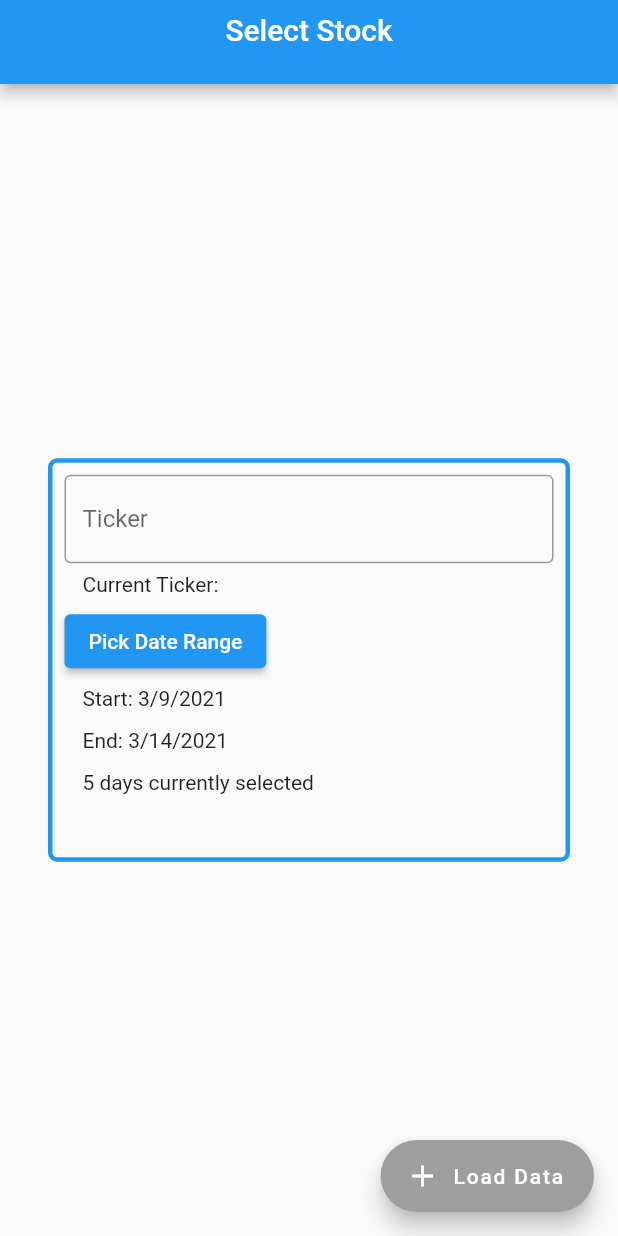
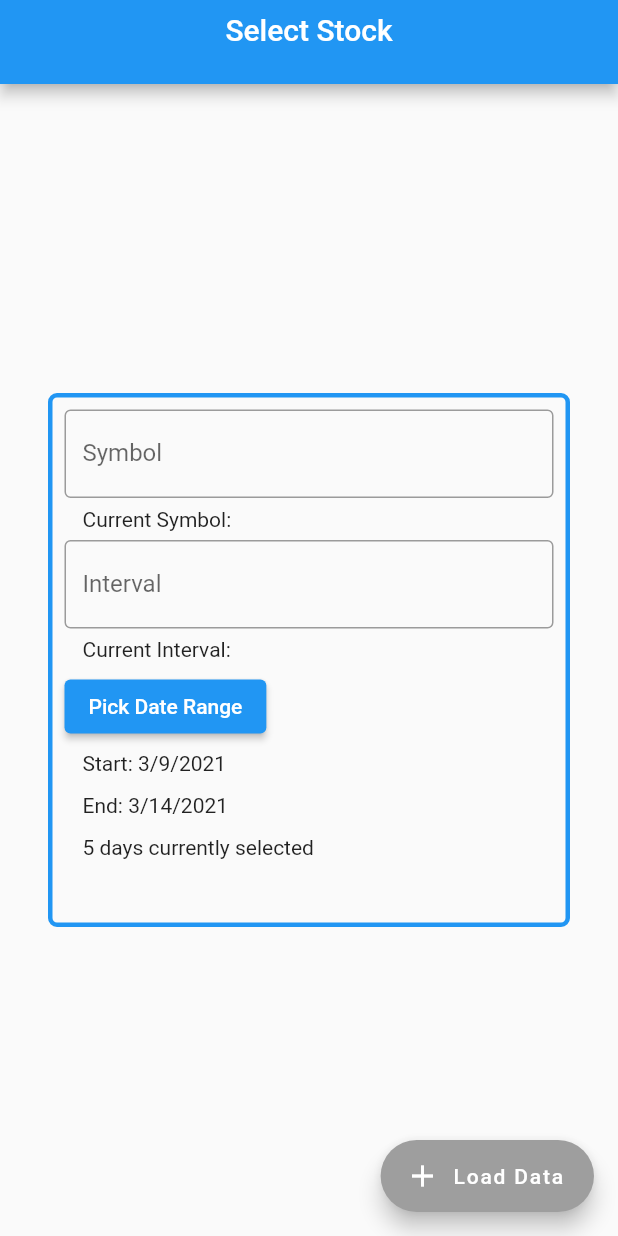
Before and after one commit to TudorMaxim/FinancialSystemsCoursework, a Flutter app: the screen it shows after launch, on a phone screen of 412 x 824 dp. Run offline on Flutter 3.47's test engine with Material 2 defaults, Android fonts, the phone set to English and light mode, and no system bars; drawn by our look-alikes of flutter_typeahead; our stand-ins replace charts_flutter, connectivity, csv, syncfusion_flutter_datepicker.

Commit message:
refactored MainScreen and added interval input

```diff
--- a/lib/repository/StockDataCollector.dart
+++ b/lib/repository/StockDataCollector.dart
@@ -6,12 +6,12 @@ import 'package:http/http.dart' as http;
 class StockDataCollector {
 
   /// Craft URL
-  static String createURL(String symbol, String startDate, String endDate) {
+  static String createURL(String symbol, String startDate, String endDate, String interval) {
     return "https://query1.finance.yahoo.com/v8/finance/chart/" + symbol +
         "?symbol=" + symbol +
         "&period1=" + startDate +
         "&period2=" + endDate +
-        "&interval=1d";
+        "&interval=" + interval;
   }
 
 
@@ -27,9 +27,14 @@ class StockDataCollector {
    * Corresponding URL:
    *    https://query1.finance.yahoo.com/v8/finance/chart/AAPL?symbol=AAPL&period1=1612437713&period2=1614856913&interval=1d
    */
-  static Future<List<Stock>> getPrices(String symbol, String startDate, String endDate) async {
+  static Future<List<Stock>> getPrices(
+    String symbol,
+    String startDate,
+    String endDate,
+    String interval) async {
+
     final response = await http.get(
-      createURL(symbol, startDate, endDate),
+      createURL(symbol, startDate, endDate, interval),
       headers: <String, String> {
         'Content-Type': 'application/json',
       },
--- a/lib/repository/TickerManager.dart
+++ b/lib/repository/SymbolManager.dart
@@ -1,36 +1,35 @@
 import 'package:csv/csv.dart';
-import 'package:flutter/rendering.dart';
 import 'package:flutter/services.dart';
 
-class TickerManager {
-  static final TickerManager _instance = TickerManager._init();
+class SymbolManager {
+  static final SymbolManager _instance = SymbolManager._init();
 
-  TickerManager._init();
+  SymbolManager._init();
 
-  factory TickerManager() {
+  factory SymbolManager() {
     return _instance;
   }
 
-  String _processTicker(String t) {
+  String _processSymbol(String t) {
     return t.replaceAll(',', '').trim();
   }
 
-  List<String> _flattenTickers(List<List<dynamic>> tickers) {
+  List<String> _flattenSymbols(List<List<dynamic>> tickers) {
     // tickers is of the form [[A, ','], [B, ','], [C, ','] ...]
     if (tickers.first.length == 2) {
-      return tickers.map((l) => _processTicker(l.first.toString())).toList();
+      return tickers.map((l) => _processSymbol(l.first.toString())).toList();
       // tickers is of the form [[A, B, C, ...]]
     } else {
-      return tickers.first.map((s) => _processTicker(s)).toList();
+      return tickers.first.map((s) => _processSymbol(s)).toList();
     }
   }
 
-  Future<List<String>> get tickers async {
+  Future<List<String>> get symbols async {
     final String _tickerString =
         await rootBundle.loadString('assets/tickers.csv');
     final List<List<dynamic>> _csvData =
         CsvToListConverter().convert(_tickerString);
-    return _flattenTickers(_csvData);
+    return _flattenSymbols(_csvData);
   }
 
   List<String> filterSuggestions(String pattern, List<String> tickers) {
--- a/lib/screens/DetailsScreen.dart
+++ b/lib/screens/DetailsScreen.dart
@@ -35,9 +35,6 @@ class DetailsScreenState extends AppBaseState<DetailsScreen> {
   @override
   void initState() {
     super.initState();
-    print(widget.stocks);
-    print(DateTime.parse('2021-03-07').millisecondsSinceEpoch);
-    print(DateTime.parse('2021-03-14').millisecondsSinceEpoch);
     setState(() {
       widget.graphTypes.forEach(
           (type) => (selectedGraphTypes[type.name] = type.defaultSelected));
--- a/lib/screens/MainScreen.dart
+++ b/lib/screens/MainScreen.dart
@@ -1,9 +1,10 @@
 import 'package:financial_systems_coursework/repository/StockDataCollector.dart';
+import 'package:financial_systems_coursework/repository/SymbolManager.dart';
 import 'package:financial_systems_coursework/screens/DetailsScreen.dart';
 import 'package:financial_systems_coursework/shared/AppBaseState.dart';
 import 'package:financial_systems_coursework/model/Stock.dart';
 import 'package:financial_systems_coursework/widgets/DateRangeSelector.dart';
-import 'package:financial_systems_coursework/widgets/TickerSelectForm.dart';
+import 'package:financial_systems_coursework/widgets/SelectForm.dart';
 import 'package:flutter/cupertino.dart';
 import 'package:flutter/material.dart';
 
@@ -16,12 +17,14 @@ class MainScreen extends StatefulWidget {
 }
 
 class MainScreenState extends AppBaseState<MainScreen> {
-  String _ticker;
+  String _symbol;
+  String _interval;
   List<DateTime> _dates;
 
   void initState() {
     super.initState();
-    _ticker = '';
+    _symbol = '';
+    _interval = '';
     _dates = _getInitRange();
   }
 
@@ -30,13 +33,19 @@ class MainScreenState extends AppBaseState<MainScreen> {
   }
 
   void handlePress(BuildContext context) async {
-    if (_getFABStatus()) {
+    if (!connected) {
+      showAlertDialog(
+          context, 'Error',
+          'Could not fetch data about $_symbol!\nPlease check your internet connection!'
+      );
+    }
+    else if (_getFABStatus()) {
       String _startStamp =
           (_dates.first.millisecondsSinceEpoch ~/ 1000).toString();
       String _endStamp =
           (_dates.last.millisecondsSinceEpoch ~/ 1000).toString();
       List<Stock> _stocks = await StockDataCollector.getPrices(
-          _ticker.trim(), _startStamp, _endStamp);
+          _symbol.trim(), _startStamp, _endStamp, _interval);
       Navigator.of(context).push(
         MaterialPageRoute(
             builder: (context) =>
@@ -44,15 +53,21 @@ class MainScreenState extends AppBaseState<MainScreen> {
       );
     } else {
       ScaffoldMessenger.of(context).showSnackBar(SnackBar(
-        content: Text('Please select ticker and valid date range'),
+        content: Text('Please select the symbol, interval and a valid date range'),
         duration: Duration(seconds: 2),
       ));
     }
   }
 
-  _handleTickerSubmit(String ticker) {
+  _handleSymbolSubmit(String symbol) {
     this.setState(() {
-      _ticker = ticker;
+      _symbol = symbol;
+    });
+  }
+
+  _handleIntervalSubmit(String interval) {
+    this.setState(() {
+      _interval = interval;
     });
   }
 
@@ -63,7 +78,7 @@ class MainScreenState extends AppBaseState<MainScreen> {
   }
 
   bool _getFABStatus() {
-    return _ticker != '' && _dates != null && _dates.length == 2;
+    return _symbol != '' && _dates != null && _dates.length == 2 && _interval != '';
   }
 
   @override
@@ -99,11 +114,27 @@ class MainScreenState extends AppBaseState<MainScreen> {
                       padding: const EdgeInsets.all(8.0),
                         child: Column(
                           children: [
-                          TickerSelectForm(_handleTickerSubmit),
+                            SelectForm(
+                              fieldName: 'Symbol',
+                              values: SymbolManager().symbols,
+                              handleSubmit: _handleSymbolSubmit,
+                            ),
                             Padding(
                               padding: const EdgeInsets.symmetric(
                                   horizontal: 12.0, vertical: 6.0),
-                            child: Text('Current Ticker: $_ticker'),
+                              child: Text('Current Symbol: $_symbol'),
+                            ),
+                            SelectForm(
+                              fieldName: 'Interval',
+                              values: Future<List<String>>.value(
+                                  ['1h', '1d', '5d', '1wk', '1mo', '3mo']
+                              ),
+                              handleSubmit: _handleIntervalSubmit,
+                            ),
+                            Padding(
+                              padding: const EdgeInsets.symmetric(
+                                  horizontal: 12.0, vertical: 6.0),
+                              child: Text('Current Interval: $_interval'),
                             ),
                             DateRangeSelector(_dates, _handleDateSubmit),
                           ],
--- a/lib/widgets/TickerSelectForm.dart
+++ b/lib/widgets/SelectForm.dart
@@ -1,55 +1,57 @@
-import 'package:financial_systems_coursework/repository/TickerManager.dart';
+import 'package:financial_systems_coursework/repository/SymbolManager.dart';
 import 'package:flutter/material.dart';
 import 'package:flutter_typeahead/flutter_typeahead.dart';
 
-class TickerSelectForm extends StatefulWidget {
-  final Function _handleTickerSubmit;
+class SelectForm extends StatefulWidget {
+  final String fieldName;
+  final Function handleSubmit;
+  final Future<List<String>> values;
 
-  TickerSelectForm(this._handleTickerSubmit);
+  SelectForm({this.fieldName, this.values, this.handleSubmit});
 
   @override
-  _TickerSelectFormState createState() => _TickerSelectFormState();
+  _SelectFormState createState() => _SelectFormState();
 }
 
-class _TickerSelectFormState extends State<TickerSelectForm> {
+class _SelectFormState extends State<SelectForm> {
   final TextEditingController _ctr = TextEditingController();
-  String _ticker = "";
+  String _currentValue = "";
 
   @override
   void initState() {
     super.initState();
-    _ctr.text = _ticker;
+    _ctr.text = _currentValue;
   }
 
   _onSuggestionSelected(String suggestion, BuildContext context) {
     ScaffoldMessenger.of(context).showSnackBar(SnackBar(
-      content: Text('Ticker $suggestion selected'),
+      content: Text('${widget.fieldName} $suggestion selected'),
       duration: Duration(seconds: 2),
     ));
-    widget._handleTickerSubmit(suggestion);
+    widget.handleSubmit(suggestion);
   }
 
   @override
   Widget build(BuildContext context) {
-    final Future<List<String>> _fs = TickerManager().tickers;
+//    final Future<List<String>> _fs = TickerManager().tickers;
     return Center(
         child: FutureBuilder(
-          future: _fs,
+          future: widget.values,
           builder: (context, snapshot) {
             if (snapshot.connectionState == ConnectionState.done) {
-              final List<String> _tickers = snapshot.data;
+              final List<String> _values = snapshot.data;
               return TypeAheadField(
                 textFieldConfiguration: TextFieldConfiguration(
                     controller: _ctr,
                     decoration: InputDecoration(
-                        border: OutlineInputBorder(), labelText: 'Ticker')),
+                        border: OutlineInputBorder(), labelText: widget.fieldName)),
                 suggestionsCallback: (pattern) =>
-                    TickerManager().filterSuggestions(pattern, _tickers),
+                    SymbolManager().filterSuggestions(pattern, _values),
                 itemBuilder: (context, suggestion) => ListTile(
                   title: Text(suggestion),
                 ),
                 onSuggestionSelected: (suggestion) {
-                  _ticker = suggestion;
+                  _currentValue = suggestion;
                   _ctr.text = suggestion;
                   _onSuggestionSelected(suggestion, context);
                 },
--- a/lib/widgets/StockChart.dart
+++ b/lib/widgets/StockChart.dart
@@ -16,6 +16,9 @@ class StockChart extends StatelessWidget {
     animate: false,
     dateTimeFactory: const charts.LocalDateTimeFactory(),
     defaultRenderer: new charts.LineRendererConfig(includePoints: true),
+    primaryMeasureAxis: charts.NumericAxisSpec(
+      tickFormatterSpec: charts.BasicNumericTickFormatterSpec((value) => "\$$value"),
+    ),
     behaviors: [
       charts.PanAndZoomBehavior(),
       charts.SeriesLegend(
```
Lines whose indentation alone changed are shown as unchanged.
